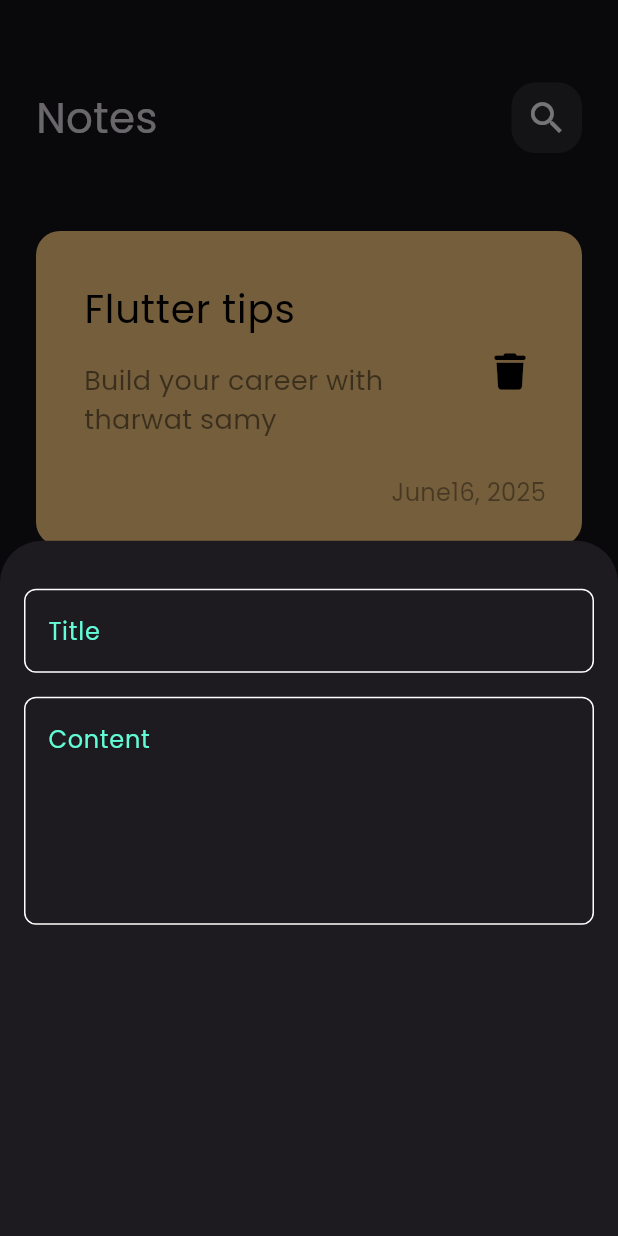
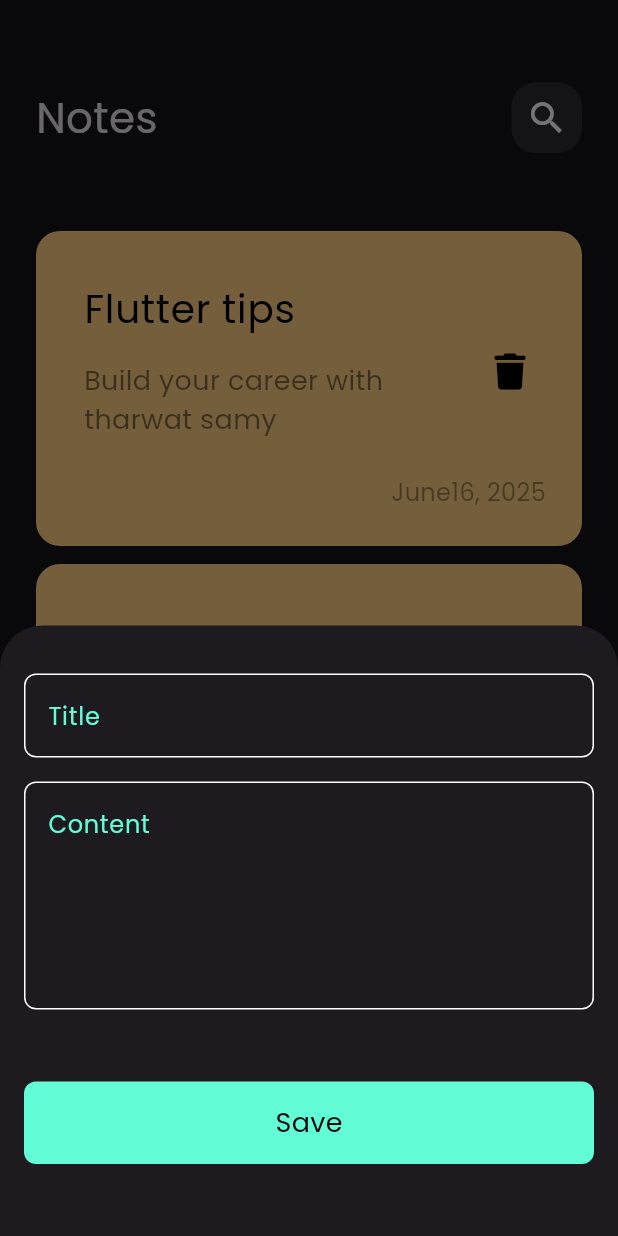
Before and after one commit to AbdullahCod3/notes_app, a Flutter app: the screen it shows after launch, after a tap on the "add" icon, on a phone screen of 412 x 824 dp. Run offline on Flutter 3.47's test engine with Material 3 defaults, Android fonts, the phone set to English and light mode, and no system bars; our stand-ins replace font_awesome_flutter.

Commit message:
finish notes bottom sheet

```diff
--- a/lib/views/widgets/add_note_bottom_sheet.dart
+++ b/lib/views/widgets/add_note_bottom_sheet.dart
@@ -1,4 +1,5 @@
 import 'package:flutter/material.dart';
+import 'package:notes_app/views/widgets/custom_button.dart';
 import 'package:notes_app/views/widgets/custom_text_field.dart';
 
 class AddNoteBottomSheet extends StatelessWidget {
@@ -8,13 +9,18 @@ class AddNoteBottomSheet extends StatelessWidget {
   Widget build(BuildContext context) {
     return Padding(
       padding: const EdgeInsets.symmetric(horizontal: 16),
+      child: SingleChildScrollView(
         child: Column(
           children: [
             SizedBox(height: 32),
             CustomTextField(hint: 'Title'),
             SizedBox(height: 16),
             CustomTextField(hint: 'Content', maxLines: 5),
+            SizedBox(height: 48),
+            CustomButton(),
+            SizedBox(height: 48),
           ],
+        ),
       ),
     );
   }
--- /dev/null
+++ b/lib/views/widgets/custom_button.dart
@@ -0,0 +1,28 @@
+import 'package:flutter/material.dart';
+import 'package:notes_app/constants.dart';
+
+class CustomButton extends StatelessWidget {
+  const CustomButton({super.key});
+
+  @override
+  Widget build(BuildContext context) {
+    return Container(
+      width: MediaQuery.of(context).size.width,
+      height: 55,
+      decoration: BoxDecoration(
+        borderRadius: BorderRadius.circular(8),
+        color: kPrimaryColor,
+      ),
+      child: Center(
+        child: Text(
+          'Save',
+          style: TextStyle(
+            color: Colors.black,
+            fontSize: 18,
+            fontWeight: FontWeight.w500,
+          ),
+        ),
+      ),
+    );
+  }
+}
```
Lines whose indentation alone changed are shown as unchanged.
